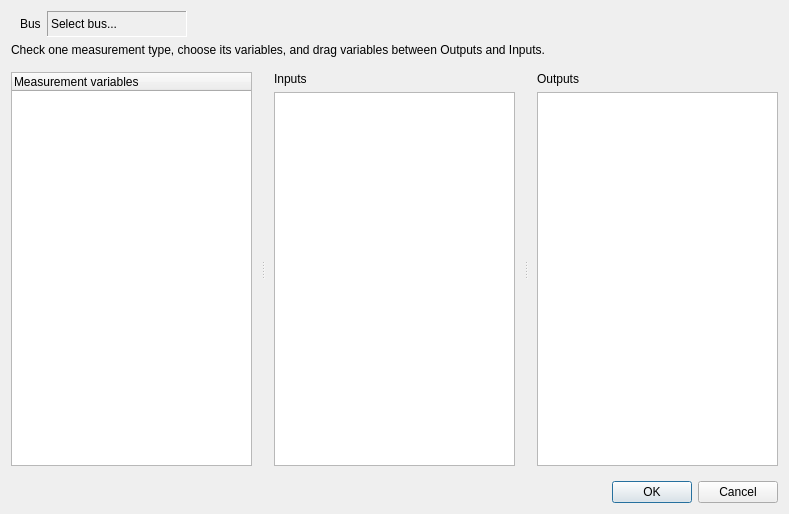
Before: the Qt Designer form src/VeraGrid/Gui/DynamicModelEditor/Editor/ElementDialogues/MeasurementsDialog/measurements_dialog_ui.ui in JordiBejarUPC/veragrid-hvdc-bipolar-pfc, drawn with Qt 5.
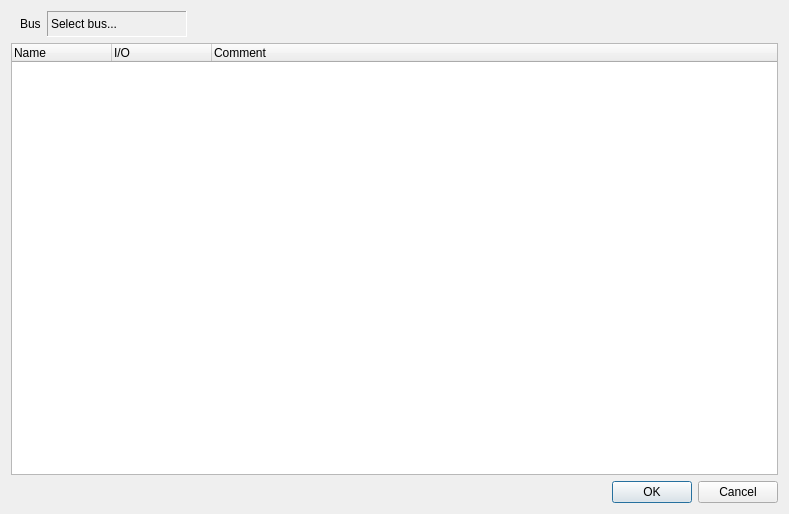
After: the same form once the commit is applied. Custom widgets are drawn as their Qt base class.

Commit message: Re-made the measurements editor

What changed in the file:
```diff
--- a/src/VeraGrid/Gui/DynamicModelEditor/Editor/ElementDialogues/MeasurementsDialog/measurements_dialog_ui.ui
+++ b/src/VeraGrid/Gui/DynamicModelEditor/Editor/ElementDialogues/MeasurementsDialog/measurements_dialog_ui.ui
@@ -99,39 +99,13 @@
     </widget>
    </item>
    <item>
-    <widget class="QLabel" name="explanation_label">
-     <property name="text">
-      <string>Check one measurement type, choose its variables, and drag variables between Outputs and Inputs.</string>
-     </property>
-     <property name="wordWrap">
-      <bool>true</bool>
-     </property>
-    </widget>
-   </item>
-   <item>
-    <widget class="QSplitter" name="splitter">
+    <widget class="QTreeWidget" name="measurement_tree">
      <property name="sizePolicy">
       <sizepolicy hsizetype="Expanding" vsizetype="MinimumExpanding">
        <horstretch>0</horstretch>
        <verstretch>0</verstretch>
       </sizepolicy>
      </property>
-     <property name="orientation">
-      <enum>Qt::Orientation::Horizontal</enum>
-     </property>
-     <widget class="QFrame" name="frame_2">
-      <property name="frameShape">
-       <enum>QFrame::Shape::NoFrame</enum>
-      </property>
-      <property name="frameShadow">
-       <enum>QFrame::Shadow::Raised</enum>
-      </property>
-      <layout class="QVBoxLayout" name="verticalLayout">
-       <property name="leftMargin">
-        <number>0</number>
-       </property>
-       <item>
-        <widget class="QTreeWidget" name="measurement_tree">
          <property name="alternatingRowColors">
           <bool>true</bool>
          </property>
@@ -143,56 +117,19 @@
          </property>
          <column>
           <property name="text">
-           <string>Measurement variables</string>
-          </property>
-         </column>
-        </widget>
-       </item>
-      </layout>
-     </widget>
-     <widget class="QFrame" name="frame_3">
-      <property name="frameShape">
-       <enum>QFrame::Shape::NoFrame</enum>
-      </property>
-      <property name="frameShadow">
-       <enum>QFrame::Shadow::Raised</enum>
-      </property>
-      <layout class="QVBoxLayout" name="verticalLayout_2">
-       <item>
-        <widget class="QLabel" name="label">
+       <string>Name</string>
+      </property>
+     </column>
+     <column>
          <property name="text">
-          <string>Inputs</string>
-         </property>
-        </widget>
-       </item>
-       <item>
-        <widget class="MeasurementReferenceList" name="input_list"/>
-       </item>
-      </layout>
-     </widget>
-     <widget class="QFrame" name="frame_4">
-      <property name="frameShape">
-       <enum>QFrame::Shape::NoFrame</enum>
-      </property>
-      <property name="frameShadow">
-       <enum>QFrame::Shadow::Raised</enum>
-      </property>
-      <layout class="QVBoxLayout" name="verticalLayout_3">
-       <property name="rightMargin">
-        <number>0</number>
-       </property>
-       <item>
-        <widget class="QLabel" name="label_2">
+       <string>I/O</string>
+      </property>
+     </column>
+     <column>
          <property name="text">
-          <string>Outputs</string>
-         </property>
-        </widget>
-       </item>
-       <item>
-        <widget class="MeasurementReferenceList" name="output_list"/>
-       </item>
-      </layout>
-     </widget>
+       <string>Comment</string>
+      </property>
+     </column>
     </widget>
    </item>
    <item>
@@ -210,11 +147,6 @@
    <extends>QLabel</extends>
    <header>VeraGrid.Gui.DynamicModelEditor.Editor.ElementDialogues.MeasurementsDialog.measurement_widgets</header>
   </customwidget>
-  <customwidget>
-   <class>MeasurementReferenceList</class>
-   <extends>QListWidget</extends>
-   <header>VeraGrid.Gui.DynamicModelEditor.Editor.ElementDialogues.MeasurementsDialog.measurement_widgets</header>
-  </customwidget>
  </customwidgets>
  <resources/>
  <connections/>
```
Lines whose indentation alone changed are shown as unchanged. The commit also changes 7 other files.
